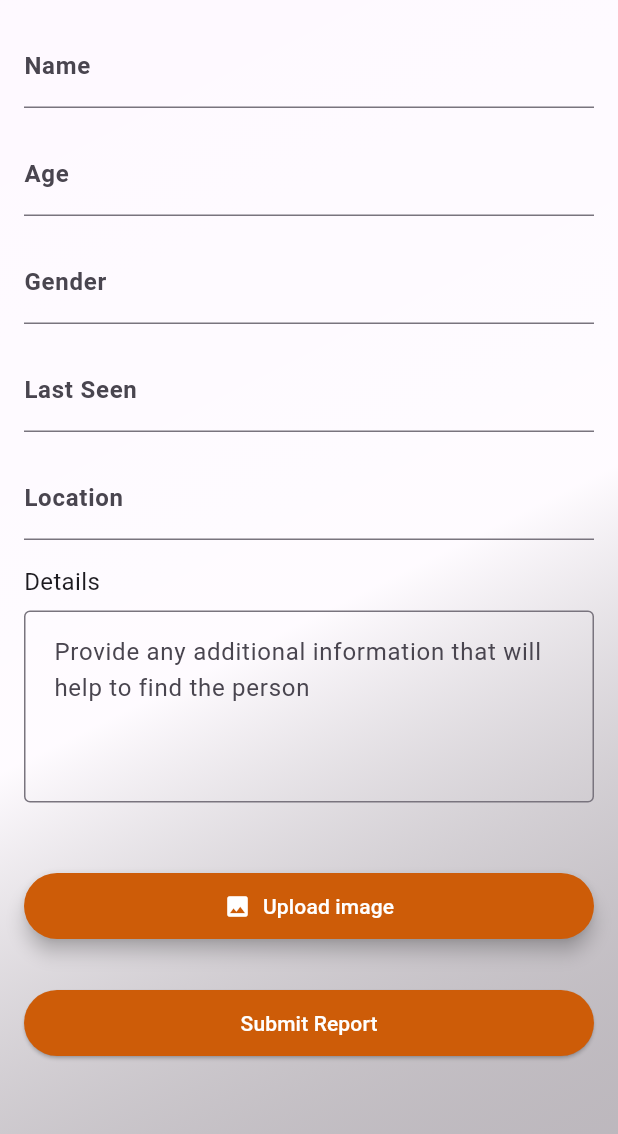
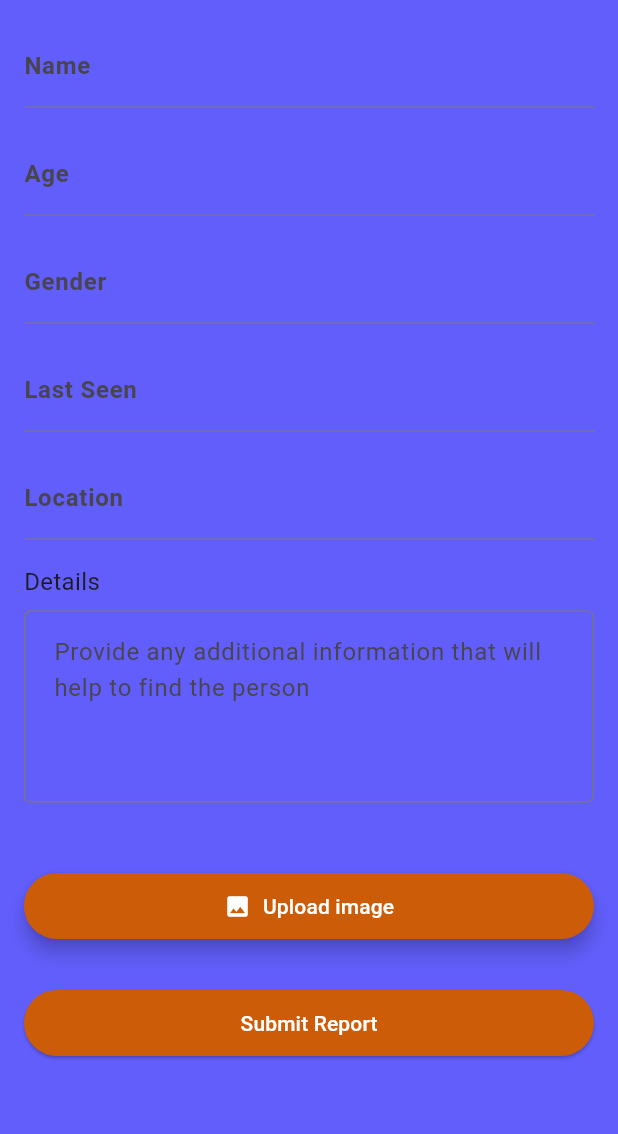
Before and after one commit to bed-com-04-20/safetyNet, a Flutter app: the ReportFormScreen screen opened directly, on a phone screen of 412 x 824 dp. Shown: the top 1134 px of the screen. Run offline on Flutter 3.47's test engine with Material 3 defaults, Android fonts, the phone set to English and light mode, and no system bars; our stand-ins replace cached_network_image, cloud_firestore, firebase_auth, firebase_core, firebase_database, firebase_storage and 1 more; missing offline and left inert: firebase_app_check; accounts and stored records are empty.

Commit message:
report_form_screen.dart

```diff
--- a/lib/src/ui/report_form_screen.dart
+++ b/lib/src/ui/report_form_screen.dart
@@ -4,6 +4,7 @@
 import 'package:firebase_storage/firebase_storage.dart'; // For file uploads
 import '../../models/report_model.dart';
 import '../../services/firestore_service.dart';
+import '../../utils/colors_utils.dart';
 import '../../utils/validators.dart';
 import 'package:intl/intl.dart';
 import 'package:cloud_firestore/cloud_firestore.dart'; // Import Firestore
@@ -145,51 +146,46 @@
   Widget build(BuildContext context) {
     return Scaffold(
       body: Container(
-      // Apply gradient background
-      decoration: BoxDecoration(
-        gradient: LinearGradient(
-          colors: [
-            Colors.white24,
-    //        Colors.black26,
-            Colors.white54,
-            Colors.black26,
-          ],
-          begin: Alignment.topLeft,
-          end: Alignment.bottomRight,
-          ),
-      ),
+        height: MediaQuery.of(context).size.height,
+        decoration: BoxDecoration(
+          color: hexStringToColor("615EFC"),
+        ),
         child: Padding(
           padding: const EdgeInsets.all(16.0),
           child: Form(
             key: _formKey,
             child: ListView(
               children: [
-                // Input for missing person name
+
                 TextFormField(
                   decoration: InputDecoration(
                     labelText: 'Name',
                     labelStyle: TextStyle(fontWeight: FontWeight.bold),
                     hintText: 'Enter a name of a missing person',
                   ),
+
                   validator: Validators.requiredField,
                   onSaved: (value) {
                     missingPersonName = value!;
                   },
                 ),
+
                 SizedBox(height: 16.0),
 
-                // Input for missing person age
+
                 TextFormField(
                   decoration: InputDecoration(
                     labelText: 'Age',
                     labelStyle: TextStyle(fontWeight: FontWeight.bold),
                     hintText: 'Enter estimated age',
                   ),
+
                   validator: Validators.requiredField,
                   onSaved: (value) {
                     age = value!;
                   },
                 ),
+
                 SizedBox(height: 16.0),
 
                 // Input for missing person gender
@@ -199,11 +195,13 @@
                     labelStyle: TextStyle(fontWeight: FontWeight.bold),
                     hintText: 'Enter gender',
                   ),
+
                   validator: Validators.requiredField,
                   onSaved: (value) {
                     gender = value!;
                   },
                 ),
+
                 SizedBox(height: 16.0),
 
                 // Date Picker for Last Seen
@@ -215,6 +213,7 @@
                         ? 'Choose Date'
                         : _dateFormatter.format(_selectedDate!),
                   ),
+
                   validator: (value) {
                     if (_selectedDate == null) {
                       return 'Please choose a date';
@@ -242,6 +241,7 @@
                     }
                   },
                 ),
+
                 SizedBox(height: 16.0),
 
                 // Input for location
@@ -274,7 +274,7 @@
                         border: OutlineInputBorder(), // Rectangular border
                         contentPadding: EdgeInsets.all(16.0), // Padding inside the TextField
                       ),
-                      maxLines: 4, // Allows the user to write multiple lines
+                      maxLines: 4,
                       validator: Validators.requiredField,
                       onSaved: (value) {
                         details = value!;
```
